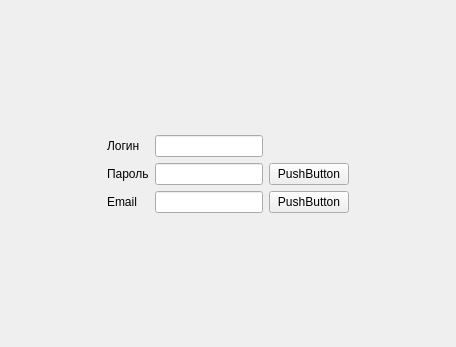
Before: the Qt Designer form client/authform.ui in tlyashok/bread, drawn with Qt 5.
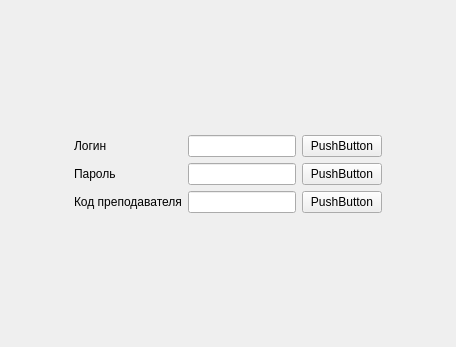
After: the same form once the commit is applied.

Commit message: Добавил возможность регистрировать преподавателя

Diff of the .ui file:
```diff
--- a/client/authform.ui
+++ b/client/authform.ui
@@ -72,7 +72,7 @@
      <item row="2" column="0">
       <widget class="QLabel" name="label_email">
        <property name="text">
-        <string>Email</string>
+        <string>Код преподавателя</string>
        </property>
       </widget>
      </item>
@@ -86,6 +86,13 @@
        </property>
       </widget>
      </item>
+     <item row="0" column="2">
+      <widget class="QPushButton" name="pushButton_regtype">
+       <property name="text">
+        <string>PushButton</string>
+       </property>
+      </widget>
+     </item>
     </layout>
    </item>
    <item row="1" column="2">
```
Left out of the diff: 4 changed lines with no effect on the pictures. The commit also changes 5 other files.
